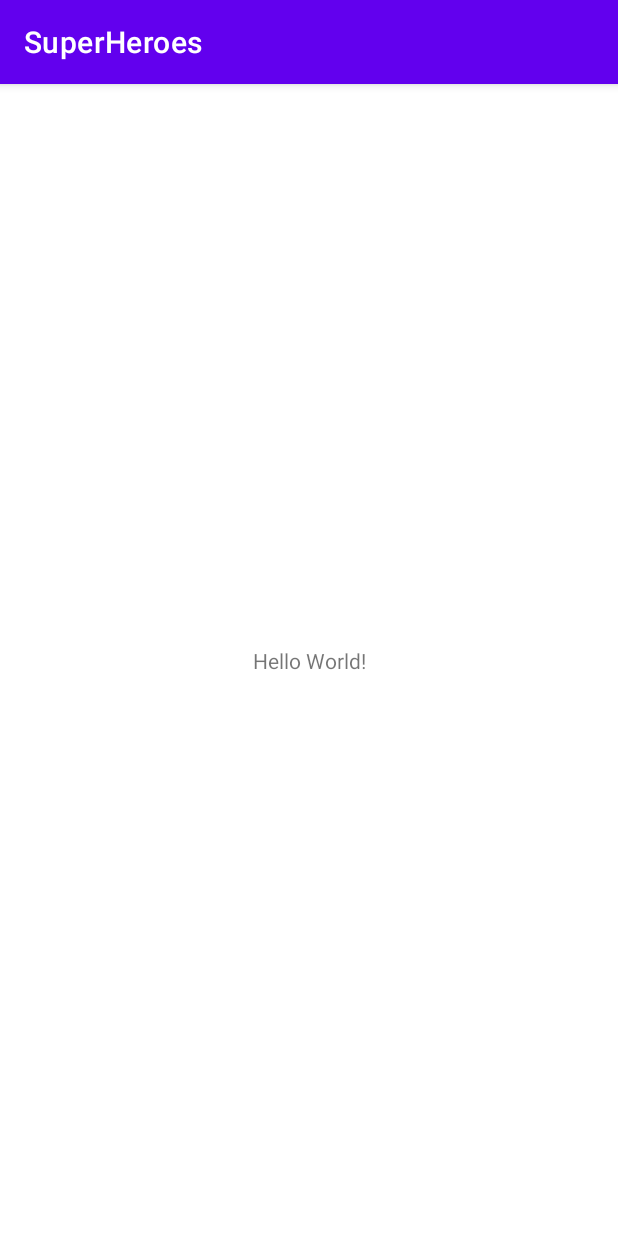
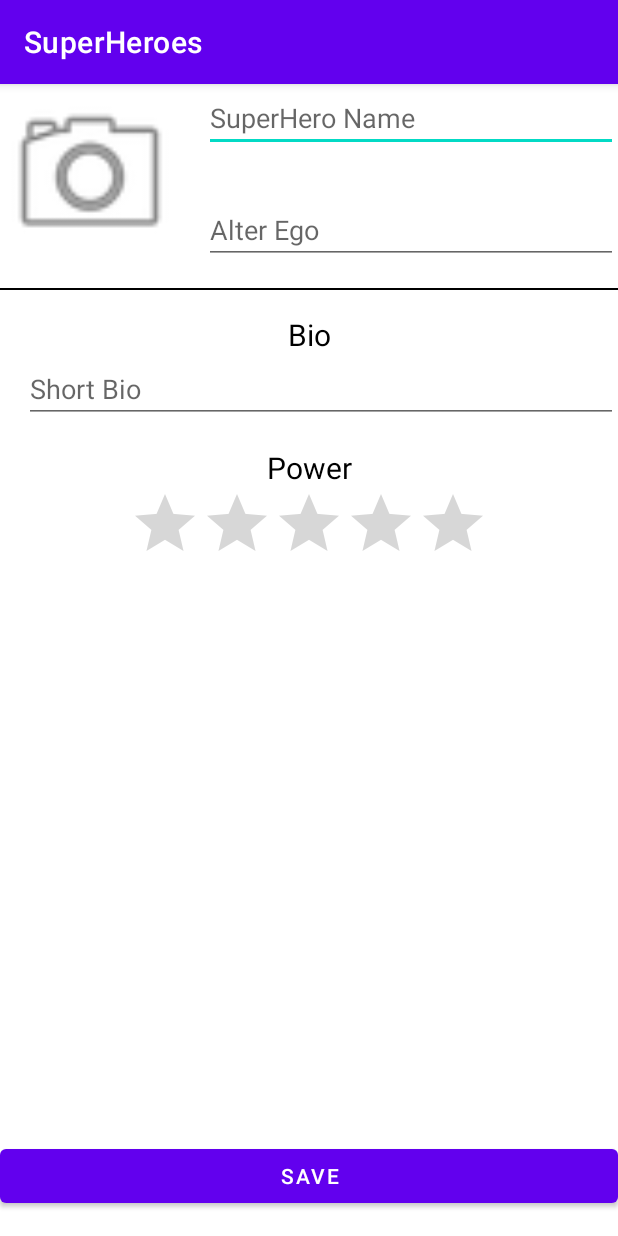
Before and after one commit to Rafiki81/SuperHeroes, an Android app: the screen it shows after launch (MainActivity), on a phone screen of 412 x 824 dp. Run offline under Robolectric (Android 15) with nearby library versions, the phone set to English and light mode, and no system bars; our stand-ins replace data binding.

Commit message:
Nueva pantalla generada.

```diff
--- a/app/src/main/AndroidManifest.xml
+++ b/app/src/main/AndroidManifest.xml
@@ -9,6 +9,7 @@
         android:roundIcon="@mipmap/ic_launcher_round"
         android:supportsRtl="true"
         android:theme="@style/Theme.SuperHeroes">
+        <activity android:name=".DetailActivity"></activity>
         <activity android:name=".MainActivity">
             <intent-filter>
                 <action android:name="android.intent.action.MAIN" />
--- /dev/null
+++ b/app/src/main/java/com/example/superheroes/DetailActivity.kt
@@ -0,0 +1,11 @@
+package com.example.superheroes
+
+import androidx.appcompat.app.AppCompatActivity
+import android.os.Bundle
+
+class DetailActivity : AppCompatActivity() {
+    override fun onCreate(savedInstanceState: Bundle?) {
+        super.onCreate(savedInstanceState)
+        setContentView(R.layout.activity_detail)
+    }
+}
--- /dev/null
+++ b/app/src/main/res/layout/activity_detail.xml
@@ -0,0 +1,9 @@
+<?xml version="1.0" encoding="utf-8"?>
+<androidx.constraintlayout.widget.ConstraintLayout xmlns:android="http://schemas.android.com/apk/res/android"
+    xmlns:app="http://schemas.android.com/apk/res-auto"
+    xmlns:tools="http://schemas.android.com/tools"
+    android:layout_width="match_parent"
+    android:layout_height="match_parent"
+    tools:context=".DetailActivity">
+
+</androidx.constraintlayout.widget.ConstraintLayout>
--- a/app/src/main/res/layout/activity_main.xml
+++ b/app/src/main/res/layout/activity_main.xml
@@ -7,19 +7,88 @@
 
     </data>
 
-    <androidx.constraintlayout.widget.ConstraintLayout
+    <RelativeLayout
         android:layout_width="match_parent"
         android:layout_height="match_parent"
         tools:context=".MainActivity">
 
+        <ImageView
+            android:id="@+id/hero_image"
+            android:layout_width="120dp"
+            android:layout_height="120dp"
+            android:src="@android:drawable/ic_menu_camera"/>
+
+        <EditText
+            android:id="@+id/her_name_edit"
+            android:layout_width="match_parent"
+            android:layout_height="wrap_content"
+            android:layout_toEndOf="@+id/hero_image"
+            android:layout_alignTop="@id/hero_image"
+            android:layout_marginStart="16dp"
+            android:hint="SuperHero Name"/>
+
+        <EditText
+            android:id="@+id/alter_ego_edit"
+            android:layout_width="match_parent"
+            android:layout_height="wrap_content"
+            android:layout_toEndOf="@+id/hero_image"
+            android:layout_alignBottom="@id/hero_image"
+            android:layout_marginStart="16dp"
+            android:hint="Alter Ego"/>
+
+        <View
+            android:id="@+id/divider"
+            android:layout_width="match_parent"
+            android:layout_height="1dp"
+            android:layout_below="@id/hero_image"
+            android:layout_marginTop="16dp"
+            android:background="@color/black"/>
+
         <TextView
+            android:id="@+id/bio_text"
+            android:layout_width="match_parent"
+            android:layout_height="wrap_content"
+            android:textColor="@color/black"
+            android:layout_below="@id/divider"
+            android:layout_marginTop="16dp"
+            android:gravity="center"
+            android:textSize="20dp"
+            android:text="Bio"/>
+
+        <EditText
+            android:id="@+id/bio_edit"
+            android:layout_width="match_parent"
+            android:layout_height="wrap_content"
+            android:layout_below="@+id/bio_text"
+            android:layout_marginStart="16dp"
+            android:hint="Short Bio"/>
+
+        <TextView
+            android:id="@+id/power_text"
+            android:layout_width="match_parent"
+            android:layout_height="wrap_content"
+            android:textColor="@color/black"
+            android:layout_below="@id/bio_edit"
+            android:layout_marginTop="16dp"
+            android:gravity="center"
+            android:textSize="20dp"
+            android:text="Power"/>
+
+        <RatingBar
             android:layout_width="wrap_content"
             android:layout_height="wrap_content"
-            android:text="Hello World!"
-            app:layout_constraintBottom_toBottomOf="parent"
-            app:layout_constraintLeft_toLeftOf="parent"
-            app:layout_constraintRight_toRightOf="parent"
-            app:layout_constraintTop_toTopOf="parent" />
+            android:progressTint="@color/yellow"
+            android:layout_below="@+id/power_text"
+            android:layout_centerHorizontal="true"/>
 
-    </androidx.constraintlayout.widget.ConstraintLayout>
+        <Button
+            android:layout_width="match_parent"
+            android:layout_height="wrap_content"
+            android:layout_alignParentBottom="true"
+            android:layout_marginBottom="16dp"
+            android:text="SAVE"/>
+
+
+
+    </RelativeLayout>
 </layout>
--- a/app/src/main/res/values/colors.xml
+++ b/app/src/main/res/values/colors.xml
@@ -7,4 +7,5 @@
     <color name="teal_700">#FF018786</color>
     <color name="black">#FF000000</color>
     <color name="white">#FFFFFFFF</color>
+    <color name="yellow">#FFEB3B</color>
 </resources>
```
